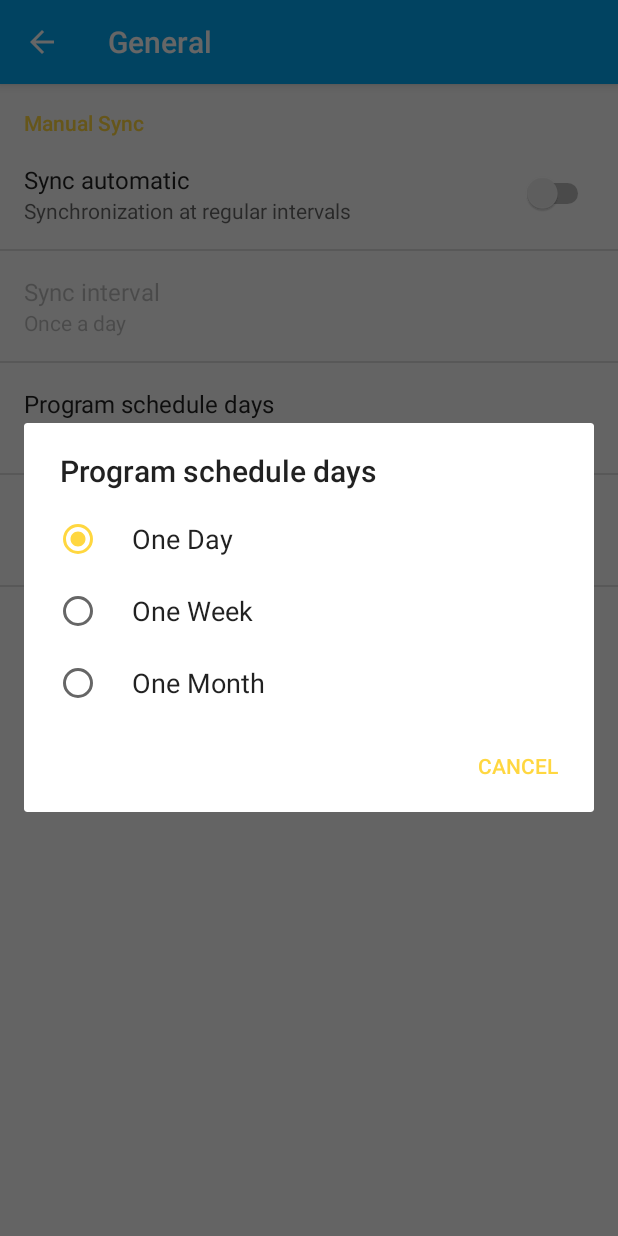
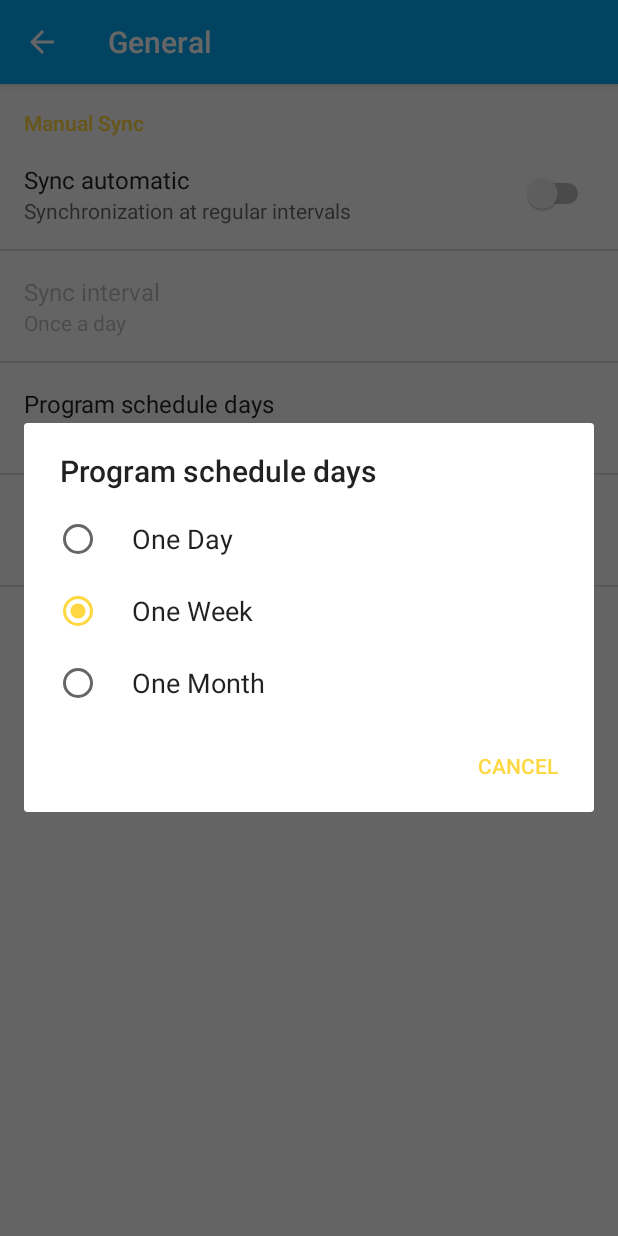
Before and after one commit to graviton57/TVGuide, an Android app: the SettingsActivity screen opened directly, with no data from a screen before it, after a tap on "Program schedule days", on a phone screen of 412 x 824 dp. Run offline under Robolectric (Android 15) with nearby library versions, the phone set to English and light mode, and no system bars; 3 other taps on this screen came first.

```diff
--- a/app/src/main/java/com/havrylyuk/tvapp/util/PreferencesHelper.java
+++ b/app/src/main/java/com/havrylyuk/tvapp/util/PreferencesHelper.java
@@ -43,7 +43,7 @@ public class PreferencesHelper {
 
     //for the loading of data from SharedPreferences
     public String getScheduleDaysCount(String prefName){
-        return sharedPreferences.getString(prefName, "1");
+        return sharedPreferences.getString(prefName, "7");
     }
 
     public Boolean showDisplayNotifications(String prefName){
--- a/app/src/main/res/values/arrays.xml
+++ b/app/src/main/res/values/arrays.xml
@@ -52,13 +52,13 @@
     <string name="pref_auto_schedule_month">One Month</string>
 
     <string-array name="arr_auto_schedule_days_count_values" translatable="false">
+        <item>1</item>
         <item>@string/pref_auto_schedule_days_default_value</item>
-        <item>7</item>
         <item>30</item>
     </string-array>
     <!-- Once dialy-->
     <string name="pref_auto_sync_interval_default_value" translatable="false" >86400</string>
     <!-- One day-->
-    <string name="pref_auto_schedule_days_default_value" translatable="false" >1</string>
+    <string name="pref_auto_schedule_days_default_value" translatable="false" >7</string>
 
 </resources>
```
